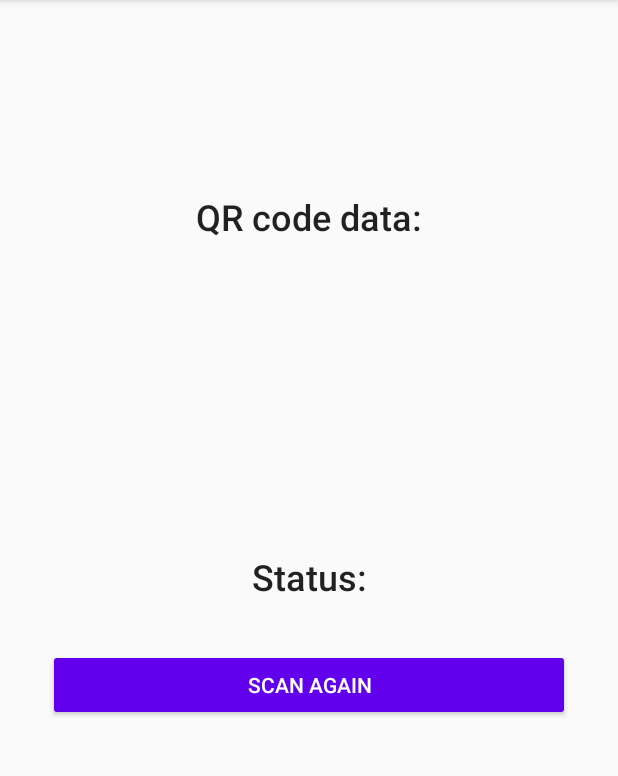
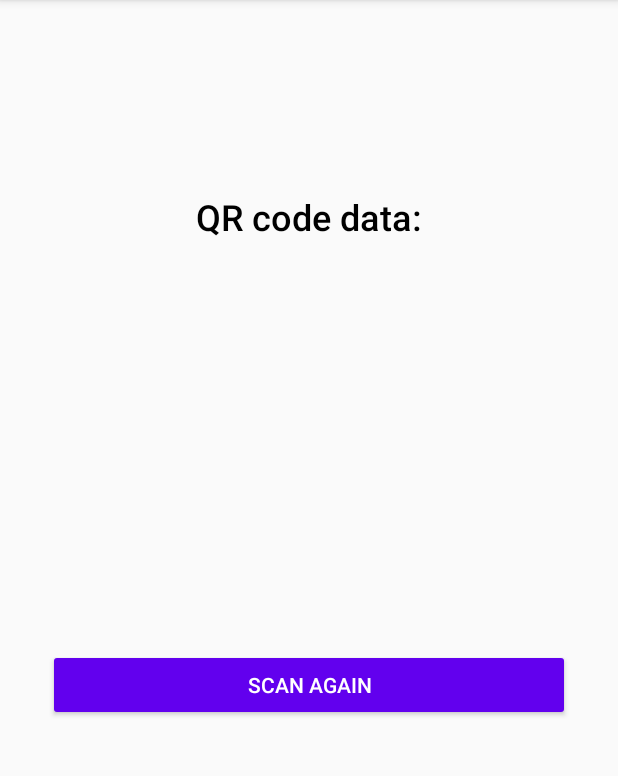
Before and after one commit to Divya0319/QRCodeScanner, an Android app: the screen it shows after launch (MainActivity), on a phone screen of 412 x 824 dp, the part 84-860 px from its top. Run offline under Robolectric (Android 15) with nearby library versions, the phone set to English and light mode, and no system bars; 2 statements that could not run were skipped.

Commit message:
Removed some unnecessary lines

```diff
--- a/app/src/main/java/com/assignment/scanhomebarcode/MainActivity.java
+++ b/app/src/main/java/com/assignment/scanhomebarcode/MainActivity.java
@@ -25,7 +25,7 @@ public class MainActivity extends AppCompatActivity {
         super.onCreate(savedInstanceState);
         setContentView(R.layout.activity_main);
         statusTV = findViewById(R.id.status_tv);
-        qrCodeTV = findViewById(R.id.qrcode_tv);
+        qrCodeTV = findViewById(R.id.qrcode_data_tv);
         btScanAgain = findViewById(R.id.scan_again_bt);
 
         btScanAgain.setOnClickListener(v -> initiateScan());
@@ -60,8 +60,8 @@ public class MainActivity extends AppCompatActivity {
 
     private void onQrCodeScanned(String result) {
         Log.d("QR scanned:", result);
-        qrCodeTV.setText("QR code data: " + result);
-        runOnUiThread(() -> showDropDown(result));
+        qrCodeTV.setText(result);
+//        runOnUiThread(() -> showDropDown(result));
 
     }
 
--- a/app/src/main/res/layout/activity_main.xml
+++ b/app/src/main/res/layout/activity_main.xml
@@ -7,16 +7,26 @@
     tools:context=".MainActivity">
 
     <TextView
-        android:id="@+id/qrcode_tv"
+        android:id="@+id/qr_code_text"
         android:layout_width="wrap_content"
         android:layout_height="wrap_content"
         android:layout_marginTop="128dp"
         android:text="@string/qr_code_data"
         android:textAppearance="@style/TextAppearance.AppCompat.Body2"
+        android:textColor="@android:color/black"
         android:textSize="24sp"
         app:layout_constraintEnd_toEndOf="parent"
         app:layout_constraintStart_toStartOf="parent"
         app:layout_constraintTop_toTopOf="parent" />
+
+    <TextView
+        android:id="@+id/qrcode_data_tv"
+        android:layout_width="wrap_content"
+        android:layout_height="wrap_content"
+        app:layout_constraintEnd_toEndOf="parent"
+        app:layout_constraintStart_toStartOf="parent"
+        app:layout_constraintTop_toBottomOf="@+id/qr_code_text"
+        tools:text="749584095" />
 
     <TextView
         android:id="@+id/status_tv"
@@ -25,6 +35,7 @@
         android:text="@string/status"
         android:textAppearance="@style/TextAppearance.AppCompat.Body2"
         android:textSize="24sp"
+        android:visibility="invisible"
         app:layout_constraintBottom_toBottomOf="parent"
         app:layout_constraintEnd_toEndOf="parent"
         app:layout_constraintStart_toStartOf="parent"
```
